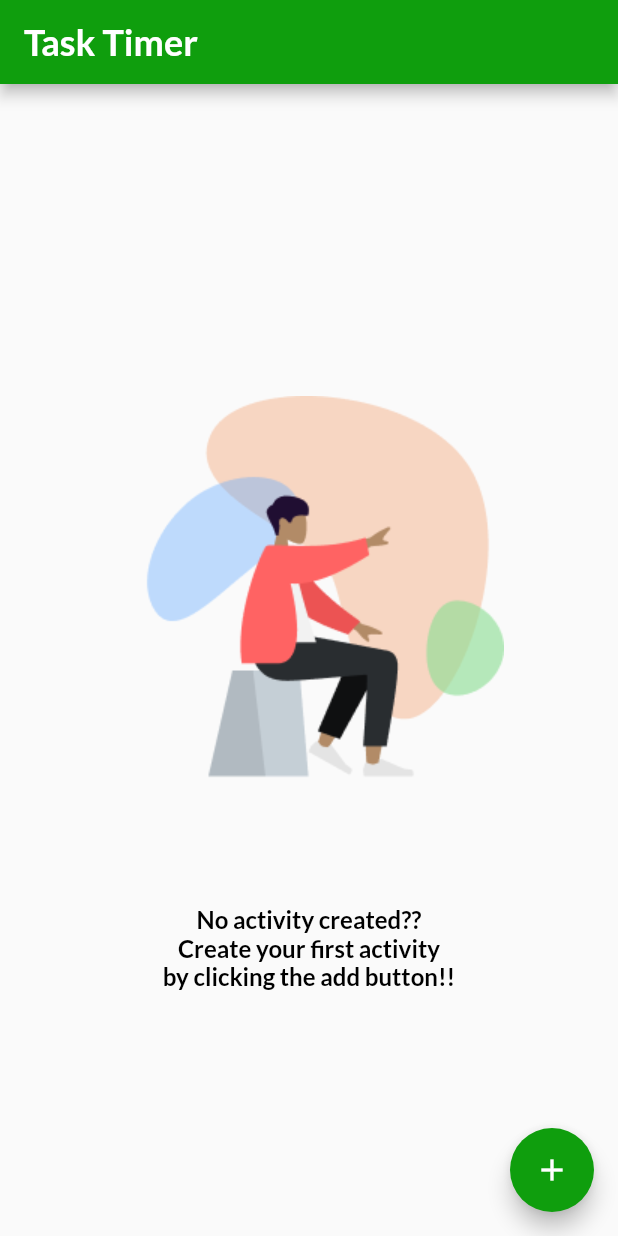
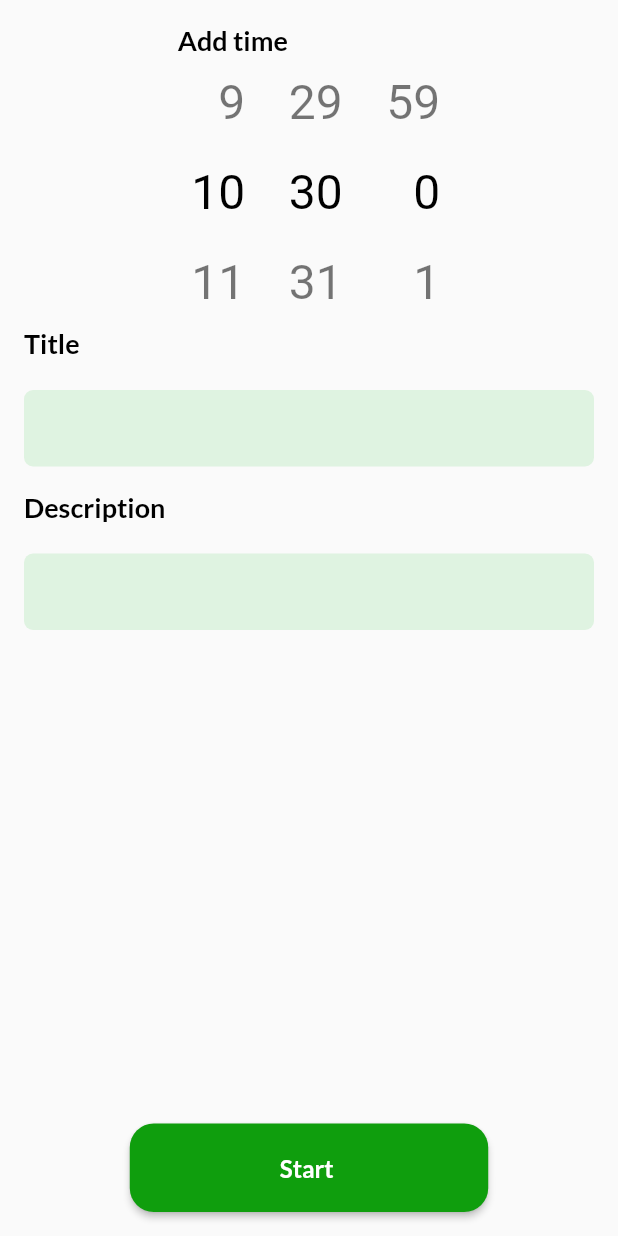
Before and after one commit to shalini-jeyra/timer_app, a Flutter app: the screen it shows after launch, after a tap on the "add" icon, on a phone screen of 412 x 824 dp. Run offline on Flutter 3.47's test engine with Material 2 defaults, Android fonts, the phone set to English and light mode, and no system bars; drawn by our look-alikes of flutter_time_picker_spinner; our stand-ins replace google_fonts.

Commit message:
create activity page added

```diff
--- /dev/null
+++ b/lib/pages/create_activity_page/create_activity_page.dart
@@ -0,0 +1,49 @@
+import 'package:flutter/material.dart';
+import 'package:timer_app/pages/create_activity_page/create_activity_page_components/create_activity_components.dart';
+
+class CreateActivityPage extends StatefulWidget {
+  const CreateActivityPage({Key? key}) : super(key: key);
+
+  @override
+  State<CreateActivityPage> createState() => _CreateActivityPageState();
+}
+
+class _CreateActivityPageState extends State<CreateActivityPage> {
+  DateTime _dateTime = DateTime.now();
+  TextEditingController titleController = TextEditingController();
+  @override
+  Widget build(BuildContext context) {
+    return Scaffold(
+      resizeToAvoidBottomInset: false,
+      body: SafeArea(
+        child: Padding(
+          padding: const EdgeInsets.all(16.0),
+          child: Column(
+
+            children: [
+              TimePickerWidget(
+                onTimeChange: (time) {
+                  setState(() {
+                    _dateTime = time;
+                  });
+                },
+              ),
+              TextWidget(controller: titleController, text: 'Title'),
+              const SizedBox(
+                height: 16,
+              ),
+              TextWidget(controller: titleController, text: 'Description'),
+              const SizedBox(
+                height: 24,
+              ),
+             Spacer(),
+              ButtonWidget(
+                onPressed: () {},
+              ),
+            ],
+          ),
+        ),
+      ),
+    );
+  }
+}
--- /dev/null
+++ b/lib/pages/create_activity_page/create_activity_page_components/button_widget.dart
@@ -0,0 +1,24 @@
+import 'package:flutter/material.dart';
+import 'package:timer_app/styles/styles.dart';
+
+class ButtonWidget extends StatelessWidget {
+  const ButtonWidget({Key? key, required this.onPressed}) : super(key: key);
+  final VoidCallback onPressed;
+  @override
+  Widget build(BuildContext context) {
+    return ElevatedButton(
+      style: ElevatedButton.styleFrom(
+        shape: const RoundedRectangleBorder(
+          borderRadius: ButtonBorders.primaryBoxBorder,
+        ),
+        primary: AppColors.ternary,
+        padding: const EdgeInsets.symmetric(horizontal: 100, vertical: 20),
+      ),
+      child: Text(
+        'Start ',
+        style: TextFonts.secondaryText,
+      ),
+      onPressed: onPressed,
+    );
+  }
+}
--- /dev/null
+++ b/lib/pages/create_activity_page/create_activity_page_components/create_activity_components.dart
@@ -0,0 +1,3 @@
+export 'text_widget.dart';
+export 'time_picker_widget.dart';
+export 'button_widget.dart';
--- /dev/null
+++ b/lib/pages/create_activity_page/create_activity_page_components/text_widget.dart
@@ -0,0 +1,43 @@
+import 'package:flutter/material.dart';
+import 'package:timer_app/styles/styles.dart';
+
+class TextWidget extends StatelessWidget {
+  const TextWidget({Key? key, required this.controller, required this.text})
+      : super(key: key);
+  final TextEditingController controller;
+  final String text;
+  @override
+  Widget build(BuildContext context) {
+    return Column(
+      crossAxisAlignment: CrossAxisAlignment.start,
+      children: [
+        Text(
+          text,
+          style: HeaderFonts.secondaryHeader,
+        ),
+        const SizedBox(height: 20,),
+        Container(
+          width: MediaQuery.of(context).size.width,
+          decoration: const BoxDecoration(
+              color:BoxColor.primary, borderRadius: BoxBorders.primaryBoxBorder),
+          child: TextFormField(
+
+            controller: controller,
+            onEditingComplete: () => FocusScope.of(context).unfocus(),
+            validator: (input) {
+              if (input!.length < 2) {
+                return 'Please enter a longer password';
+              }
+              return null;
+            },
+            decoration: const InputDecoration(
+
+              border: OutlineInputBorder(borderSide: BorderSide.none),
+              contentPadding: EdgeInsets.all(16),
+            ),
+          ),
+        )
+      ],
+    );
+  }
+}
--- /dev/null
+++ b/lib/pages/create_activity_page/create_activity_page_components/time_picker_widget.dart
@@ -0,0 +1,24 @@
+import 'package:flutter/material.dart';
+import 'package:flutter_time_picker_spinner/flutter_time_picker_spinner.dart';
+import 'package:timer_app/styles/styles.dart';
+
+class TimePickerWidget extends StatelessWidget {
+  const TimePickerWidget({Key? key, required this.onTimeChange}) : super(key: key);
+  final Function onTimeChange;
+  @override
+  Widget build(BuildContext context) {
+    return Column(
+      crossAxisAlignment: CrossAxisAlignment.start,
+      children: [
+        Text(
+          'Add time',
+          style: HeaderFonts.secondaryHeader,
+        ),
+        TimePickerSpinner(
+          isShowSeconds: true,
+          onTimeChange: onTimeChange as void Function(DateTime),
+        )
+      ],
+    );
+  }
+}
--- a/lib/pages/home_page/home_page.dart
+++ b/lib/pages/home_page/home_page.dart
@@ -1,4 +1,5 @@
 import 'package:flutter/material.dart';
+import 'package:timer_app/pages/create_activity_page/create_activity_page.dart';
 import 'package:timer_app/pages/home_page/home_page_components/home_page_components.dart';
 import 'package:timer_app/styles/styles.dart';
 
@@ -16,11 +17,20 @@ class HomePage extends StatelessWidget {
         ),
       ),
       body: const SafeArea(
-        child: NoActivityWidget(key: Key('no_activity_widget'),),
+        child: NoActivityWidget(
+          key: Key('no_activity_widget'),
+        ),
       ),
       floatingActionButton: FloatingActionButton(
         backgroundColor: AppColors.ternary,
-        onPressed: () {},
+        onPressed: () {
+          Navigator.push(
+            context,
+            MaterialPageRoute(
+              builder: (BuildContext context) => const CreateActivityPage(),
+            ),
+          );
+        },
         child: const Icon(Icons.add),
       ),
     );
--- a/lib/pages/pages.dart
+++ b/lib/pages/pages.dart
@@ -1 +1,2 @@
 export 'home_page/home_page.dart';
+export 'create_activity_page/create_activity_page.dart';
--- a/lib/styles/box_borders.dart
+++ b/lib/styles/box_borders.dart
@@ -1 +1,10 @@
 part of styles;
+class BoxBorders{
+  static const primaryBoxBorder=BorderRadius.all(
+              Radius.circular(6));
+}
+
+class ButtonBorders{
+   static const primaryBoxBorder=BorderRadius.all(
+              Radius.circular(16));
+}
--- a/lib/styles/colors.dart
+++ b/lib/styles/colors.dart
@@ -37,3 +37,7 @@ class TextColors {
     255,
   );
 }
+class BoxColor{
+  static const Color primary =  Color.fromARGB(62,139, 221, 146, );
+
+}
--- a/lib/styles/fonts.dart
+++ b/lib/styles/fonts.dart
@@ -21,6 +21,11 @@ class HeaderFonts {
     fontWeight: FontWeight.bold,
     color: TextColors.secondary
   );
+   static final secondaryHeader = AppFont.getAppFont(
+    fontSize: 18,
+    fontWeight: FontWeight.w700,
+    color: TextColors.primary
+  );
 }
 
 
@@ -30,4 +35,9 @@ class TextFonts {
     fontWeight: FontWeight.w600,
     color: TextColors.primary
   );
+   static final secondaryText = AppFont.getAppFont(
+    fontSize: 16,
+    fontWeight: FontWeight.w600,
+    color: TextColors.secondary
+  );
 }
--- a/pubspec.yaml
+++ b/pubspec.yaml
@@ -35,6 +35,7 @@ dependencies:
   # Use with the CupertinoIcons class for iOS style icons.
   cupertino_icons: ^1.0.2
   google_fonts: ^2.1.0
+  flutter_time_picker_spinner: ^2.0.0
 
 dev_dependencies:
   flutter_test:
```
Also changed, not shown: pubspec.lock.
